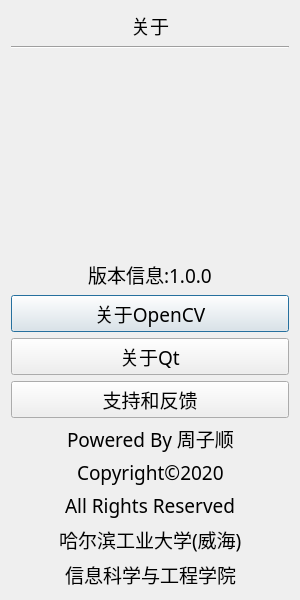
This is aboutwindow.ui in ZzzzzzS/mmLink as Qt 5 draws it before an edit. The edited form follows.
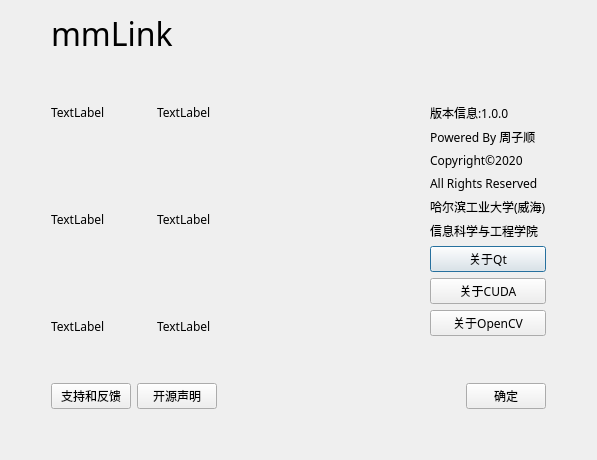
This is the edited form.

Commit message: 完善了帮助界面，准备开始写cuda

```diff
--- a/aboutwindow.ui
+++ b/aboutwindow.ui
@@ -6,14 +6,14 @@
    <rect>
     <x>0</x>
     <y>0</y>
-    <width>300</width>
-    <height>600</height>
+    <width>597</width>
+    <height>460</height>
    </rect>
   </property>
   <property name="font">
    <font>
-    <family>微软雅黑 Light</family>
-    <pointsize>14</pointsize>
+    <family>微软雅黑</family>
+    <pointsize>9</pointsize>
    </font>
   </property>
   <property name="windowTitle">
@@ -21,15 +21,44 @@
   </property>
   <layout class="QGridLayout" name="gridLayout">
    <item row="0" column="0">
-    <layout class="QVBoxLayout" name="verticalLayout_5">
+    <layout class="QVBoxLayout" name="verticalLayout_7">
      <item>
-      <layout class="QVBoxLayout" name="verticalLayout_3">
+      <layout class="QHBoxLayout" name="horizontalLayout_7">
        <item>
-        <layout class="QHBoxLayout" name="horizontalLayout_8">
+        <spacer name="horizontalSpacer_4">
+         <property name="orientation">
+          <enum>Qt::Horizontal</enum>
+         </property>
+         <property name="sizeType">
+          <enum>QSizePolicy::Preferred</enum>
+         </property>
+         <property name="sizeHint" stdset="0">
+          <size>
+           <width>40</width>
+           <height>20</height>
+          </size>
+         </property>
+        </spacer>
+       </item>
+       <item>
+        <layout class="QVBoxLayout" name="verticalLayout_6">
          <item>
-          <layout class="QHBoxLayout" name="horizontalLayout_3">
+          <layout class="QHBoxLayout" name="horizontalLayout_6">
            <item>
-            <spacer name="horizontalSpacer_6">
+            <widget class="QLabel" name="label">
+             <property name="font">
+              <font>
+               <family>微软雅黑</family>
+               <pointsize>24</pointsize>
+              </font>
+             </property>
+             <property name="text">
+              <string>mmLink</string>
+             </property>
+            </widget>
+           </item>
+           <item>
+            <spacer name="horizontalSpacer_2">
              <property name="orientation">
               <enum>Qt::Horizontal</enum>
              </property>
@@ -44,136 +73,374 @@
           </layout>
          </item>
          <item>
-          <widget class="QLabel" name="label_7">
-           <property name="sizePolicy">
-            <sizepolicy hsizetype="Fixed" vsizetype="Preferred">
-             <horstretch>0</horstretch>
-             <verstretch>0</verstretch>
-            </sizepolicy>
-           </property>
-           <property name="text">
-            <string>关于</string>
-           </property>
-          </widget>
-         </item>
-         <item>
-          <spacer name="horizontalSpacer_5">
-           <property name="orientation">
-            <enum>Qt::Horizontal</enum>
-           </property>
-           <property name="sizeHint" stdset="0">
-            <size>
-             <width>40</width>
-             <height>20</height>
-            </size>
-           </property>
-          </spacer>
-         </item>
-        </layout>
-       </item>
-       <item>
-        <widget class="Line" name="line">
-         <property name="orientation">
-          <enum>Qt::Horizontal</enum>
-         </property>
-        </widget>
-       </item>
-      </layout>
-     </item>
-     <item>
-      <layout class="QVBoxLayout" name="verticalLayout">
-       <item>
-        <layout class="QVBoxLayout" name="verticalLayout_4">
-         <item>
-          <widget class="QLabel" name="label">
-           <property name="sizePolicy">
-            <sizepolicy hsizetype="Expanding" vsizetype="Expanding">
-             <horstretch>0</horstretch>
-             <verstretch>0</verstretch>
-            </sizepolicy>
-           </property>
-           <property name="text">
-            <string/>
-           </property>
-          </widget>
-         </item>
-         <item>
-          <widget class="QLabel" name="label_2">
-           <property name="sizePolicy">
-            <sizepolicy hsizetype="Preferred" vsizetype="Expanding">
-             <horstretch>0</horstretch>
-             <verstretch>0</verstretch>
-            </sizepolicy>
-           </property>
-           <property name="text">
-            <string/>
-           </property>
-          </widget>
-         </item>
-        </layout>
-       </item>
-       <item>
-        <layout class="QHBoxLayout" name="horizontalLayout_2">
-         <item>
-          <spacer name="horizontalSpacer_4">
-           <property name="orientation">
-            <enum>Qt::Horizontal</enum>
-           </property>
-           <property name="sizeHint" stdset="0">
-            <size>
-             <width>40</width>
-             <height>20</height>
-            </size>
-           </property>
-          </spacer>
-         </item>
-         <item>
-          <widget class="QLabel" name="label_3">
-           <property name="text">
-            <string>版本信息:1.0.0</string>
-           </property>
-          </widget>
-         </item>
-         <item>
-          <spacer name="horizontalSpacer_3">
-           <property name="orientation">
-            <enum>Qt::Horizontal</enum>
-           </property>
-           <property name="sizeHint" stdset="0">
-            <size>
-             <width>40</width>
-             <height>20</height>
-            </size>
-           </property>
-          </spacer>
-         </item>
-        </layout>
-       </item>
-       <item>
-        <layout class="QVBoxLayout" name="verticalLayout_2">
-         <item>
-          <widget class="QPushButton" name="BlogButton">
-           <property name="text">
-            <string>关于OpenCV</string>
-           </property>
-          </widget>
-         </item>
-         <item>
-          <widget class="QPushButton" name="QtButton">
-           <property name="text">
-            <string>关于Qt</string>
-           </property>
-          </widget>
-         </item>
-         <item>
-          <widget class="QPushButton" name="FeedBackButton">
-           <property name="text">
-            <string>支持和反馈</string>
-           </property>
-          </widget>
+          <layout class="QHBoxLayout" name="horizontalLayout_5">
+           <item>
+            <layout class="QVBoxLayout" name="verticalLayout_4">
+             <item>
+              <layout class="QHBoxLayout" name="horizontalLayout_2">
+               <item>
+                <widget class="QLabel" name="QtImage">
+                 <property name="sizePolicy">
+                  <sizepolicy hsizetype="Fixed" vsizetype="Fixed">
+                   <horstretch>0</horstretch>
+                   <verstretch>0</verstretch>
+                  </sizepolicy>
+                 </property>
+                 <property name="minimumSize">
+                  <size>
+                   <width>100</width>
+                   <height>100</height>
+                  </size>
+                 </property>
+                 <property name="text">
+                  <string>TextLabel</string>
+                 </property>
+                </widget>
+               </item>
+               <item>
+                <widget class="QLabel" name="QtVersion">
+                 <property name="sizePolicy">
+                  <sizepolicy hsizetype="Expanding" vsizetype="Preferred">
+                   <horstretch>0</horstretch>
+                   <verstretch>0</verstretch>
+                  </sizepolicy>
+                 </property>
+                 <property name="text">
+                  <string>TextLabel</string>
+                 </property>
+                </widget>
+               </item>
+              </layout>
+             </item>
+             <item>
+              <layout class="QHBoxLayout" name="horizontalLayout_3">
+               <item>
+                <widget class="QLabel" name="OpenCVImage">
+                 <property name="sizePolicy">
+                  <sizepolicy hsizetype="Fixed" vsizetype="Fixed">
+                   <horstretch>0</horstretch>
+                   <verstretch>0</verstretch>
+                  </sizepolicy>
+                 </property>
+                 <property name="minimumSize">
+                  <size>
+                   <width>100</width>
+                   <height>100</height>
+                  </size>
+                 </property>
+                 <property name="text">
+                  <string>TextLabel</string>
+                 </property>
+                </widget>
+               </item>
+               <item>
+                <widget class="QLabel" name="OpenCVVersion">
+                 <property name="sizePolicy">
+                  <sizepolicy hsizetype="Expanding" vsizetype="Preferred">
+                   <horstretch>0</horstretch>
+                   <verstretch>0</verstretch>
+                  </sizepolicy>
+                 </property>
+                 <property name="text">
+                  <string>TextLabel</string>
+                 </property>
+                </widget>
+               </item>
+              </layout>
+             </item>
+             <item>
+              <layout class="QHBoxLayout" name="horizontalLayout_4">
+               <item>
+                <widget class="QLabel" name="CUDAImage">
+                 <property name="sizePolicy">
+                  <sizepolicy hsizetype="Fixed" vsizetype="Fixed">
+                   <horstretch>0</horstretch>
+                   <verstretch>0</verstretch>
+                  </sizepolicy>
+                 </property>
+                 <property name="minimumSize">
+                  <size>
+                   <width>100</width>
+                   <height>100</height>
+                  </size>
+                 </property>
+                 <property name="text">
+                  <string>TextLabel</string>
+                 </property>
+                </widget>
+               </item>
+               <item>
+                <widget class="QLabel" name="CUDAVersion">
+                 <property name="sizePolicy">
+                  <sizepolicy hsizetype="Expanding" vsizetype="Preferred">
+                   <horstretch>0</horstretch>
+                   <verstretch>0</verstretch>
+                  </sizepolicy>
+                 </property>
+                 <property name="text">
+                  <string>TextLabel</string>
+                 </property>
+                </widget>
+               </item>
+              </layout>
+             </item>
+            </layout>
+           </item>
+           <item>
+            <layout class="QVBoxLayout" name="verticalLayout_5">
+             <item>
+              <spacer name="verticalSpacer">
+               <property name="orientation">
+                <enum>Qt::Vertical</enum>
+               </property>
+               <property name="sizeHint" stdset="0">
+                <size>
+                 <width>20</width>
+                 <height>40</height>
+                </size>
+               </property>
+              </spacer>
+             </item>
+             <item>
+              <layout class="QVBoxLayout" name="verticalLayout_3">
+               <item>
+                <layout class="QVBoxLayout" name="verticalLayout">
+                 <item>
+                  <widget class="QLabel" name="label_3">
+                   <property name="sizePolicy">
+                    <sizepolicy hsizetype="Fixed" vsizetype="Preferred">
+                     <horstretch>0</horstretch>
+                     <verstretch>0</verstretch>
+                    </sizepolicy>
+                   </property>
+                   <property name="font">
+                    <font>
+                     <family>微软雅黑</family>
+                     <pointsize>9</pointsize>
+                    </font>
+                   </property>
+                   <property name="text">
+                    <string>版本信息:1.0.0</string>
+                   </property>
+                  </widget>
+                 </item>
+                 <item>
+                  <widget class="QLabel" name="label_6">
+                   <property name="sizePolicy">
+                    <sizepolicy hsizetype="Fixed" vsizetype="Preferred">
+                     <horstretch>0</horstretch>
+                     <verstretch>0</verstretch>
+                    </sizepolicy>
+                   </property>
+                   <property name="font">
+                    <font>
+                     <family>微软雅黑</family>
+                     <pointsize>9</pointsize>
+                    </font>
+                   </property>
+                   <property name="layoutDirection">
+                    <enum>Qt::LeftToRight</enum>
+                   </property>
+                   <property name="autoFillBackground">
+                    <bool>false</bool>
+                   </property>
+                   <property name="frameShadow">
+                    <enum>QFrame::Sunken</enum>
+                   </property>
+                   <property name="text">
+                    <string>Powered By 周子顺</string>
+                   </property>
+                   <property name="textFormat">
+                    <enum>Qt::PlainText</enum>
+                   </property>
+                  </widget>
+                 </item>
+                 <item>
+                  <widget class="QLabel" name="label_4">
+                   <property name="sizePolicy">
+                    <sizepolicy hsizetype="Fixed" vsizetype="Preferred">
+                     <horstretch>0</horstretch>
+                     <verstretch>0</verstretch>
+                    </sizepolicy>
+                   </property>
+                   <property name="font">
+                    <font>
+                     <family>微软雅黑</family>
+                     <pointsize>9</pointsize>
+                    </font>
+                   </property>
+                   <property name="text">
+                    <string>Copyright©2020</string>
+                   </property>
+                  </widget>
+                 </item>
+                 <item>
+                  <widget class="QLabel" name="label_8">
+                   <property name="sizePolicy">
+                    <sizepolicy hsizetype="Fixed" vsizetype="Preferred">
+                     <horstretch>0</horstretch>
+                     <verstretch>0</verstretch>
+                    </sizepolicy>
+                   </property>
+                   <property name="font">
+                    <font>
+                     <family>微软雅黑</family>
+                     <pointsize>9</pointsize>
+                    </font>
+                   </property>
+                   <property name="text">
+                    <string>All Rights Reserved</string>
+                   </property>
+                  </widget>
+                 </item>
+                 <item>
+                  <widget class="QLabel" name="label_5">
+                   <property name="sizePolicy">
+                    <sizepolicy hsizetype="Fixed" vsizetype="Preferred">
+                     <horstretch>0</horstretch>
+                     <verstretch>0</verstretch>
+                    </sizepolicy>
+                   </property>
+                   <property name="font">
+                    <font>
+                     <family>微软雅黑</family>
+                     <pointsize>9</pointsize>
+                    </font>
+                   </property>
+                   <property name="text">
+                    <string>哈尔滨工业大学(威海)</string>
+                   </property>
+                  </widget>
+                 </item>
+                 <item>
+                  <widget class="QLabel" name="label_9">
+                   <property name="sizePolicy">
+                    <sizepolicy hsizetype="Fixed" vsizetype="Preferred">
+                     <horstretch>0</horstretch>
+                     <verstretch>0</verstretch>
+                    </sizepolicy>
+                   </property>
+                   <property name="font">
+                    <font>
+                     <family>微软雅黑</family>
+                     <pointsize>9</pointsize>
+                    </font>
+                   </property>
+                   <property name="text">
+                    <string>信息科学与工程学院</string>
+                   </property>
+                  </widget>
+                 </item>
+                </layout>
+               </item>
+               <item>
+                <layout class="QVBoxLayout" name="verticalLayout_2">
+                 <item>
+                  <widget class="QPushButton" name="QtButton">
+                   <property name="sizePolicy">
+                    <sizepolicy hsizetype="Preferred" vsizetype="Fixed">
+                     <horstretch>0</horstretch>
+                     <verstretch>0</verstretch>
+                    </sizepolicy>
+                   </property>
+                   <property name="font">
+                    <font>
+                     <family>微软雅黑</family>
+                     <pointsize>9</pointsize>
+                    </font>
+                   </property>
+                   <property name="text">
+                    <string>关于Qt</string>
+                   </property>
+                  </widget>
+                 </item>
+                 <item>
+                  <widget class="QPushButton" name="CUDAButton">
+                   <property name="sizePolicy">
+                    <sizepolicy hsizetype="Preferred" vsizetype="Fixed">
+                     <horstretch>0</horstretch>
+                     <verstretch>0</verstretch>
+                    </sizepolicy>
+                   </property>
+                   <property name="font">
+                    <font>
+                     <family>微软雅黑</family>
+                     <pointsize>9</pointsize>
+                    </font>
+                   </property>
+                   <property name="text">
+                    <string>关于CUDA</string>
+                   </property>
+                  </widget>
+                 </item>
+                 <item>
+                  <widget class="QPushButton" name="OpenCVButton">
+                   <property name="sizePolicy">
+                    <sizepolicy hsizetype="Preferred" vsizetype="Fixed">
+                     <horstretch>0</horstretch>
+                     <verstretch>0</verstretch>
+                    </sizepolicy>
+                   </property>
+                   <property name="font">
+                    <font>
+                     <family>微软雅黑</family>
+                     <pointsize>9</pointsize>
+                    </font>
+                   </property>
+                   <property name="text">
+                    <string>关于OpenCV</string>
+                   </property>
+                  </widget>
+                 </item>
+                </layout>
+               </item>
+              </layout>
+             </item>
+             <item>
+              <spacer name="verticalSpacer_2">
+               <property name="orientation">
+                <enum>Qt::Vertical</enum>
+               </property>
+               <property name="sizeHint" stdset="0">
+                <size>
+                 <width>20</width>
+                 <height>40</height>
+                </size>
+               </property>
+              </spacer>
+             </item>
+            </layout>
+           </item>
+          </layout>
          </item>
          <item>
           <layout class="QHBoxLayout" name="horizontalLayout">
+           <item>
+            <widget class="QPushButton" name="FeedBackButton">
+             <property name="font">
+              <font>
+               <family>微软雅黑</family>
+               <pointsize>9</pointsize>
+              </font>
+             </property>
+             <property name="text">
+              <string>支持和反馈</string>
+             </property>
+            </widget>
+           </item>
+           <item>
+            <widget class="QPushButton" name="OpenSourceButton">
+             <property name="font">
+              <font>
+               <family>微软雅黑</family>
+               <pointsize>9</pointsize>
+              </font>
+             </property>
+             <property name="text">
+              <string>开源声明</string>
+             </property>
+            </widget>
+           </item>
            <item>
             <spacer name="horizontalSpacer">
              <property name="orientation">
@@ -188,191 +455,56 @@
             </spacer>
            </item>
            <item>
-            <widget class="QLabel" name="label_6">
-             <property name="layoutDirection">
-              <enum>Qt::LeftToRight</enum>
-             </property>
-             <property name="autoFillBackground">
-              <bool>false</bool>
-             </property>
-             <property name="frameShadow">
-              <enum>QFrame::Sunken</enum>
+            <widget class="QPushButton" name="ExitButton">
+             <property name="font">
+              <font>
+               <family>微软雅黑</family>
+               <pointsize>9</pointsize>
+              </font>
              </property>
              <property name="text">
-              <string>Powered By 周子顺</string>
-             </property>
-             <property name="textFormat">
-              <enum>Qt::PlainText</enum>
+              <string>确定</string>
              </property>
             </widget>
            </item>
-           <item>
-            <spacer name="horizontalSpacer_2">
-             <property name="orientation">
-              <enum>Qt::Horizontal</enum>
-             </property>
-             <property name="sizeHint" stdset="0">
-              <size>
-               <width>40</width>
-               <height>20</height>
-              </size>
-             </property>
-            </spacer>
-           </item>
           </layout>
          </item>
         </layout>
        </item>
        <item>
-        <layout class="QHBoxLayout" name="horizontalLayout_4">
-         <item>
-          <spacer name="horizontalSpacer_7">
-           <property name="orientation">
-            <enum>Qt::Horizontal</enum>
-           </property>
-           <property name="sizeHint" stdset="0">
-            <size>
-             <width>40</width>
-             <height>20</height>
-            </size>
-           </property>
-          </spacer>
-         </item>
-         <item>
-          <widget class="QLabel" name="label_4">
-           <property name="text">
-            <string>Copyright©2020</string>
-           </property>
-          </widget>
-         </item>
-         <item>
-          <spacer name="horizontalSpacer_8">
-           <property name="orientation">
-            <enum>Qt::Horizontal</enum>
-           </property>
-           <property name="sizeHint" stdset="0">
-            <size>
-             <width>40</width>
-             <height>20</height>
-            </size>
-           </property>
-          </spacer>
-         </item>
-        </layout>
-       </item>
-       <item>
-        <layout class="QHBoxLayout" name="horizontalLayout_5">
-         <item>
-          <spacer name="horizontalSpacer_10">
-           <property name="orientation">
-            <enum>Qt::Horizontal</enum>
-           </property>
-           <property name="sizeHint" stdset="0">
-            <size>
-             <width>40</width>
-             <height>20</height>
-            </size>
-           </property>
-          </spacer>
-         </item>
-         <item>
-          <widget class="QLabel" name="label_8">
-           <property name="text">
-            <string>All Rights Reserved</string>
-           </property>
-          </widget>
-         </item>
-         <item>
-          <spacer name="horizontalSpacer_9">
-           <property name="orientation">
-            <enum>Qt::Horizontal</enum>
-           </property>
-           <property name="sizeHint" stdset="0">
-            <size>
-             <width>40</width>
-             <height>20</height>
-            </size>
-           </property>
-          </spacer>
-         </item>
-        </layout>
-       </item>
-       <item>
-        <layout class="QHBoxLayout" name="horizontalLayout_6">
-         <item>
-          <spacer name="horizontalSpacer_11">
-           <property name="orientation">
-            <enum>Qt::Horizontal</enum>
-           </property>
-           <property name="sizeHint" stdset="0">
-            <size>
-             <width>40</width>
-             <height>20</height>
-            </size>
-           </property>
-          </spacer>
-         </item>
-         <item>
-          <widget class="QLabel" name="label_5">
-           <property name="text">
-            <string>哈尔滨工业大学(威海)</string>
-           </property>
-          </widget>
-         </item>
-         <item>
-          <spacer name="horizontalSpacer_12">
-           <property name="orientation">
-            <enum>Qt::Horizontal</enum>
-           </property>
-           <property name="sizeHint" stdset="0">
-            <size>
-             <width>40</width>
-             <height>20</height>
-            </size>
-           </property>
-          </spacer>
-         </item>
-        </layout>
-       </item>
-       <item>
-        <layout class="QHBoxLayout" name="horizontalLayout_7">
-         <item>
-          <spacer name="horizontalSpacer_13">
-           <property name="orientation">
-            <enum>Qt::Horizontal</enum>
-           </property>
-           <property name="sizeHint" stdset="0">
-            <size>
-             <width>40</width>
-             <height>20</height>
-            </size>
-           </property>
-          </spacer>
-         </item>
-         <item>
-          <widget class="QLabel" name="label_9">
-           <property name="text">
-            <string>信息科学与工程学院</string>
-           </property>
-          </widget>
-         </item>
-         <item>
-          <spacer name="horizontalSpacer_14">
-           <property name="orientation">
-            <enum>Qt::Horizontal</enum>
-           </property>
-           <property name="sizeHint" stdset="0">
-            <size>
-             <width>40</width>
-             <height>20</height>
-            </size>
-           </property>
-          </spacer>
-         </item>
-        </layout>
+        <spacer name="horizontalSpacer_3">
+         <property name="orientation">
+          <enum>Qt::Horizontal</enum>
+         </property>
+         <property name="sizeType">
+          <enum>QSizePolicy::Preferred</enum>
+         </property>
+         <property name="sizeHint" stdset="0">
+          <size>
+           <width>40</width>
+           <height>20</height>
+          </size>
+         </property>
+        </spacer>
        </item>
       </layout>
      </item>
+     <item>
+      <spacer name="verticalSpacer_3">
+       <property name="orientation">
+        <enum>Qt::Vertical</enum>
+       </property>
+       <property name="sizeType">
+        <enum>QSizePolicy::Preferred</enum>
+       </property>
+       <property name="sizeHint" stdset="0">
+        <size>
+         <width>20</width>
+         <height>40</height>
+        </size>
+       </property>
+      </spacer>
+     </item>
     </layout>
    </item>
   </layout>
```
The commit also changes 10 other files.
